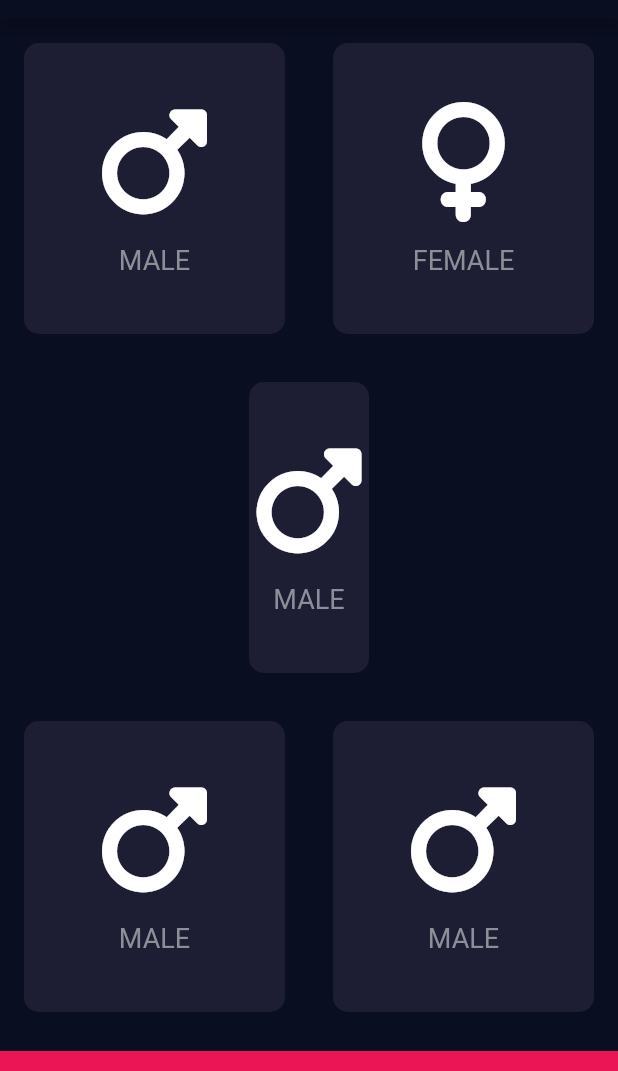
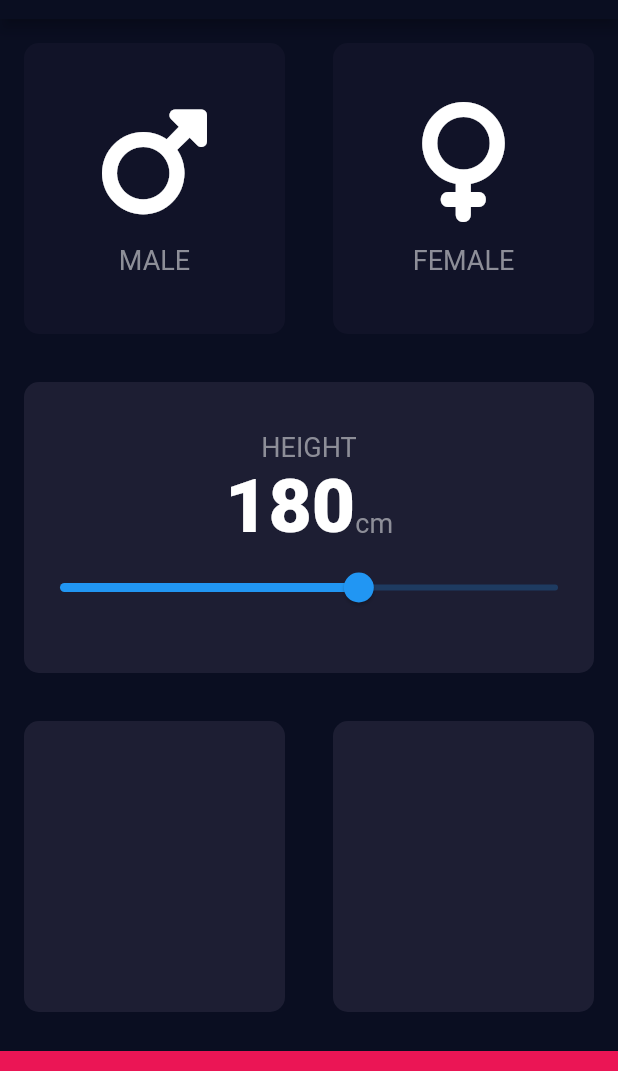
Before and after one commit to GuilhermeSilvaCosta/bmi-calculator-flutter, a Flutter app: the screen it shows after launch, on a phone screen of 412 x 824 dp, the part 65-1136 px from its top. Run offline on Flutter 3.47's test engine with Material 2 defaults, Android fonts, the phone set to English and light mode, and no system bars; our stand-ins replace font_awesome_flutter.

```diff
--- /dev/null
+++ b/lib/constants.dart
@@ -0,0 +1,16 @@
+import 'package:flutter/material.dart';
+
+const kBottomContainerHeight = 80.0;
+const kBottomContainerColour = Color(0xFFEB1555);
+const kActiveCardColour = Color(0xFF1D1E33);
+const kInactiveCardColour = Color(0xFF111328);
+
+const kLabelTextStyle = TextStyle(
+  fontSize: 18.0,
+  color: Color(0xFF8D8E98),
+);
+
+const kNumberTextStyle = TextStyle(
+  fontSize: 50.0,
+  fontWeight: FontWeight.w900,
+);
--- a/lib/icon_content.dart
+++ b/lib/icon_content.dart
@@ -1,9 +1,5 @@
 import 'package:flutter/material.dart';
-
-const labelTextStyle = TextStyle(
-  fontSize: 18.0,
-  color: Color(0xFF8D8E98),
-);
+import 'constants.dart';
 
 class IconContent extends StatelessWidget {
   const IconContent({
@@ -27,7 +23,7 @@ class IconContent extends StatelessWidget {
         const SizedBox(height: 15.0),
         Text(
           label,
-          style: labelTextStyle,
+          style: kLabelTextStyle,
         ),
       ],
     );
--- a/lib/input_page.dart
+++ b/lib/input_page.dart
@@ -2,10 +2,12 @@ import 'package:flutter/material.dart';
 import 'package:font_awesome_flutter/font_awesome_flutter.dart';
 import 'icon_content.dart';
 import 'reusable_card.dart';
+import 'constants.dart';
 
-const bottomContainerHeight = 80.0;
-const bottomContainerColour = Color(0xFFEB1555);
-const activeCardColour = Color(0xFF1D1E33);
+enum Gender {
+  male,
+  female
+}
 
 class InputPage extends StatefulWidget {
   const InputPage({super.key});
@@ -16,6 +18,26 @@ class InputPage extends StatefulWidget {
 }
 
 class _InputPageState extends State<InputPage> {
+
+  Gender? gender;
+  Color maleCardColor = kInactiveCardColour;
+  Color femaleCardColor = kInactiveCardColour;
+  int height = 180;
+
+  void onSelectGender(Gender gender) {
+    setState(() {
+      this.gender = gender;
+      maleCardColor = gender == Gender.male ? kActiveCardColour : kInactiveCardColour;
+      femaleCardColor = gender == Gender.female ? kActiveCardColour : kInactiveCardColour;
+    });
+  }
+
+  void onChangeHeight(double height) {
+    setState(() {
+      this.height = height.round();
+    });
+  }
+
   @override
   Widget build(BuildContext context) {
     return Scaffold(
@@ -23,23 +45,26 @@ class _InputPageState extends State<InputPage> {
         title: const Text('BMI CALCULATOR'),
       ),
       body: Column(
+        crossAxisAlignment: CrossAxisAlignment.stretch,
         children: [
-          const Expanded(
+          Expanded(
             child: Row(
               children: [
                 Expanded(
                   child: ReusableCard(
-                    colour: activeCardColour,
-                    child: IconContent(
+                    onTap: () => onSelectGender(Gender.male),
+                    colour: maleCardColor,
+                    child: const IconContent(
                       icon: FontAwesomeIcons.mars,
                       label: 'MALE'
                     ),
                   ),
                 ),
-                Expanded(
+                 Expanded(
                   child: ReusableCard(
-                    colour: activeCardColour,
-                    child: IconContent(
+                    onTap: () => onSelectGender(Gender.female),
+                    colour: femaleCardColor,
+                    child: const IconContent(
                       icon: FontAwesomeIcons.venus,
                       label: 'FEMALE'
                     ),
@@ -50,31 +75,55 @@ class _InputPageState extends State<InputPage> {
           ),
           Expanded(
             child: ReusableCard(
-              colour: activeCardColour,
-              child: IconContent(
-                icon: FontAwesomeIcons.mars,
-                label: 'MALE'
-              ),
+              colour: kActiveCardColour,
+              child: Column(
+                mainAxisAlignment: MainAxisAlignment.center,
+                children: [
+                  Text(
+                    'HEIGHT',
+                    style: kLabelTextStyle,
+                  ),
+                  Row(
+                    mainAxisAlignment: MainAxisAlignment.center,
+                    crossAxisAlignment: CrossAxisAlignment.baseline,
+                    textBaseline: TextBaseline.alphabetic,
+                    children: [
+                      Text(
+                        height.toString(),
+                        style: kNumberTextStyle,
+                      ),
+                      Text(
+                        'cm',
+                        style: kLabelTextStyle,
+                      ),
+                    ],
+                  ),
+                  Slider(
+                    value: height.toDouble(),
+                    min: 120.0,
+                    max: 220.0,
+                    onChanged: onChangeHeight,
+                  )
+                ],
+              )
             ),
           ),
-          const Expanded(
+          Expanded(
             child: Row(
               children: [
                 Expanded(
                   child: ReusableCard(
-                    colour: activeCardColour,
-                    child: IconContent(
-                      icon: FontAwesomeIcons.mars,
-                      label: 'MALE'
+                    colour: kActiveCardColour,
+                    child: Container(
+                      child: null,
                     ),
                   ),
                 ),
                 Expanded(
                   child: ReusableCard(
-                    colour: activeCardColour,
-                    child: IconContent(
-                      icon: FontAwesomeIcons.mars,
-                      label: 'MALE'
+                    colour: kActiveCardColour,
+                    child: Container(
+                      child: null,
                     ),
                   ),
                 ),
@@ -82,10 +131,10 @@ class _InputPageState extends State<InputPage> {
             ),
           ),
           Container(
-            color: bottomContainerColour,
+            color: kBottomContainerColour,
             margin: const EdgeInsets.only(top: 10.0),
             width: double.infinity,
-            height: bottomContainerHeight,
+            height: kBottomContainerHeight,
           ),
         ],
       ),
--- a/lib/reusable_card.dart
+++ b/lib/reusable_card.dart
@@ -1,20 +1,24 @@
 import 'package:flutter/material.dart';
 
 class ReusableCard extends StatelessWidget {
-  const ReusableCard({super.key, required this.colour, required this.child});
+  const ReusableCard({super.key, required this.colour, required this.child, this.onTap});
 
   final Color colour;
   final Widget child;
+  final VoidCallback? onTap;
 
   @override
   Widget build(BuildContext context) {
-    return Container(
-      decoration: BoxDecoration(
-        color: colour,
-        borderRadius: BorderRadius.circular(10.0),
+    return GestureDetector(
+      onTap: onTap,
+      child: Container(
+        decoration: BoxDecoration(
+          color: colour,
+          borderRadius: BorderRadius.circular(10.0),
+        ),
+        margin: const EdgeInsets.all(16.0),
+        child: child,
       ),
-      margin: const EdgeInsets.all(16.0),
-      child: child,
     );
   }
 }
```
Also changed, not shown: 1 other file.
